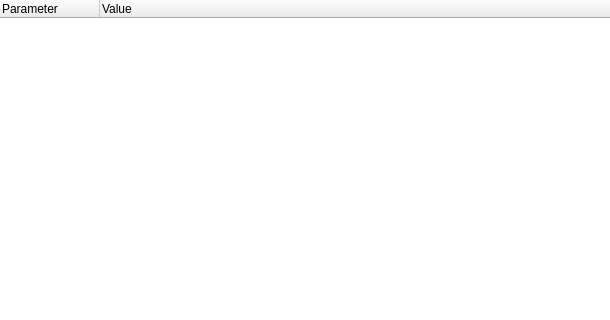
First picture: the form in source/client/ui/sys_info_widget_devices.ui, repository dchapyshev/aspia, before the edit; both pictures show x 0 to 610 and y 0 to 320 of the 715 by 495 pixel window.
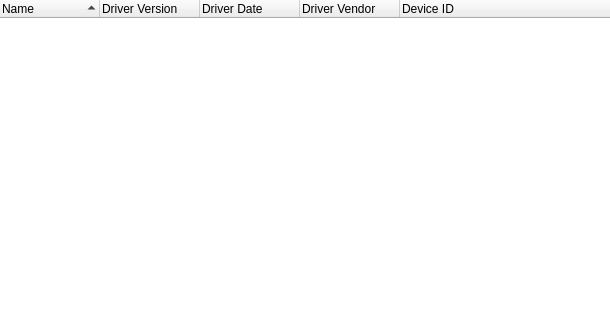
Second picture: the form after the edit.

Commit message: Implement "Devices" category.

Diff of the .ui file:
```diff
--- a/source/client/ui/sys_info_widget_devices.ui
+++ b/source/client/ui/sys_info_widget_devices.ui
@@ -43,14 +43,38 @@
        <height>16</height>
       </size>
      </property>
+     <property name="indentation">
+      <number>0</number>
+     </property>
+     <property name="sortingEnabled">
+      <bool>true</bool>
+     </property>
+     <attribute name="headerShowSortIndicator" stdset="0">
+      <bool>true</bool>
+     </attribute>
      <column>
       <property name="text">
-       <string>Parameter</string>
+       <string>Name</string>
       </property>
      </column>
      <column>
       <property name="text">
-       <string>Value</string>
+       <string>Driver Version</string>
+      </property>
+     </column>
+     <column>
+      <property name="text">
+       <string>Driver Date</string>
+      </property>
+     </column>
+     <column>
+      <property name="text">
+       <string>Driver Vendor</string>
+      </property>
+     </column>
+     <column>
+      <property name="text">
+       <string>Device ID</string>
       </property>
      </column>
     </widget>
```
Left out of the diff: 5 changed lines with no effect on the pictures. The commit also changes 31 other files.
